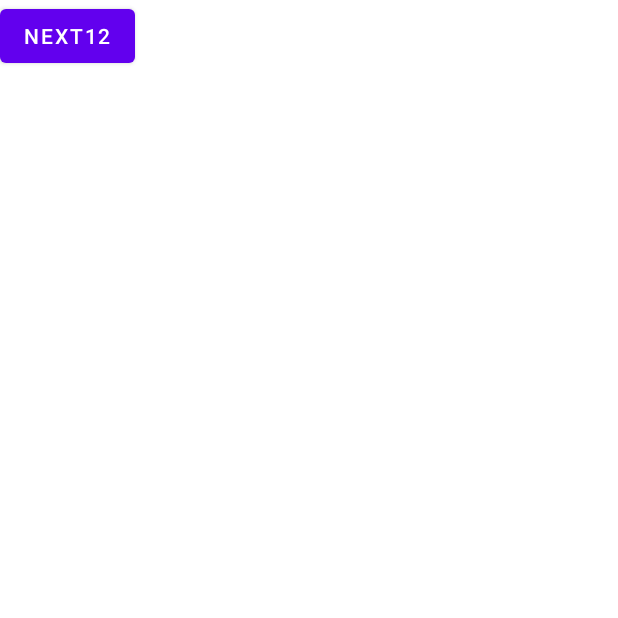
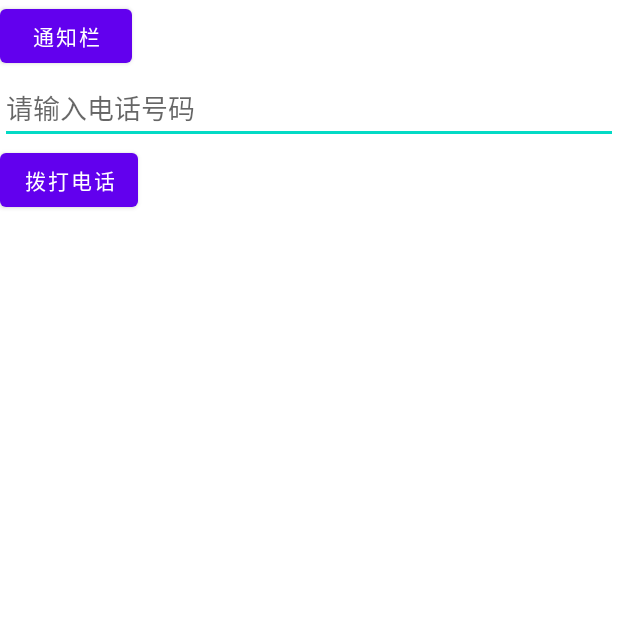
Before and after one commit to yangzheng0/MyApplication, an Android app: the ThridActive screen opened directly, with no data from a screen before it, on a phone screen of 412 x 824 dp, the top half of it. Run offline under Robolectric (Android 15) with nearby library versions, the phone set to English and light mode, and no system bars.

Commit message:
本地修改

```diff
--- a/app/src/main/AndroidManifest.xml
+++ b/app/src/main/AndroidManifest.xml
@@ -1,7 +1,7 @@
 <?xml version="1.0" encoding="utf-8"?>
 <manifest xmlns:android="http://schemas.android.com/apk/res/android"
     package="com.example.myapplication">
-
+    <uses-permission android:name="android.permission.CALL_PHONE"/>
     <application
         android:allowBackup="true"
         android:icon="@drawable/app"
--- a/app/src/main/res/layout/thridactivity.xml
+++ b/app/src/main/res/layout/thridactivity.xml
@@ -1,7 +1,8 @@
 <?xml version="1.0" encoding="utf-8"?>
 <LinearLayout xmlns:android="http://schemas.android.com/apk/res/android"
     android:layout_width="match_parent"
-    android:layout_height="match_parent">
+    android:layout_height="match_parent"
+    android:orientation="vertical">
 
 <!--    <TextView-->
 <!--        android:layout_width="match_parent"-->
@@ -15,6 +16,20 @@
         android:id="@+id/button_four"
         android:layout_width="wrap_content"
         android:layout_height="wrap_content"
-        android:text="@string/next2"
+        android:text="@string/notice"
         android:onClick="clickAlert" />
+
+    <EditText
+        android:id="@+id/et_phone"
+        android:layout_width="match_parent"
+        android:layout_height="wrap_content"
+        android:hint="请输入电话号码"
+        android:inputType="textPersonName" />
+    <Button
+        android:id="@+id/button_phone"
+        android:layout_width="wrap_content"
+        android:layout_height="wrap_content"
+        android:text="@string/phone"
+        android:onClick="clickAlert"
+        />
 </LinearLayout>
--- a/app/src/main/res/values/strings.xml
+++ b/app/src/main/res/values/strings.xml
@@ -8,6 +8,8 @@
     <string name="next">Next1</string>
     <string name="next1">Next11</string>
     <string name="next2">Next12</string>
+    <string name="notice">通知栏</string>
+    <string name="phone">拨打电话</string>
     <string name="previous">Previous</string>
 
     <string name="hello_first_fragment">Hello first fragment</string>
```
Also changed, not shown: app/src/main/java/com/example/myapplication/active/ThridActive.java (+101 -17 lines).
